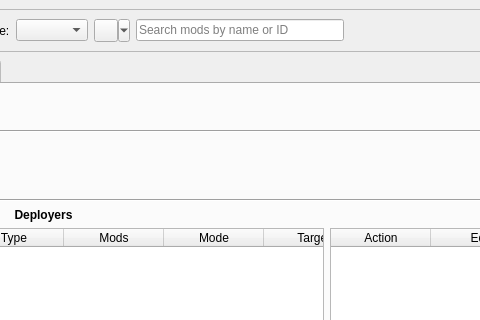
Qt form src/ui/mainwindow.ui (C-Nucifora/limo) before a commit; both pictures show x 257 to 737 and y 0 to 320 of the 1167 by 679 pixel window.
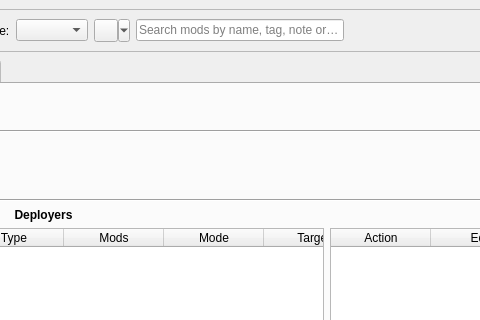
The same form after that commit. Icons and pictures are not drawn. Custom widgets are drawn as their Qt base class.

Commit message: feat(#205): global search/filter bar for the mod list

```diff
--- a/src/ui/mainwindow.ui
+++ b/src/ui/mainwindow.ui
@@ -1349,7 +1349,7 @@
           <item row="0" column="6">
            <widget class="QLineEdit" name="search_field">
             <property name="placeholderText">
-             <string>Search mods by name or ID</string>
+             <string>Search mods by name, tag, note or ID</string>
             </property>
             <property name="clearButtonEnabled">
              <bool>true</bool>
```
The commit also changes 2 other files.
